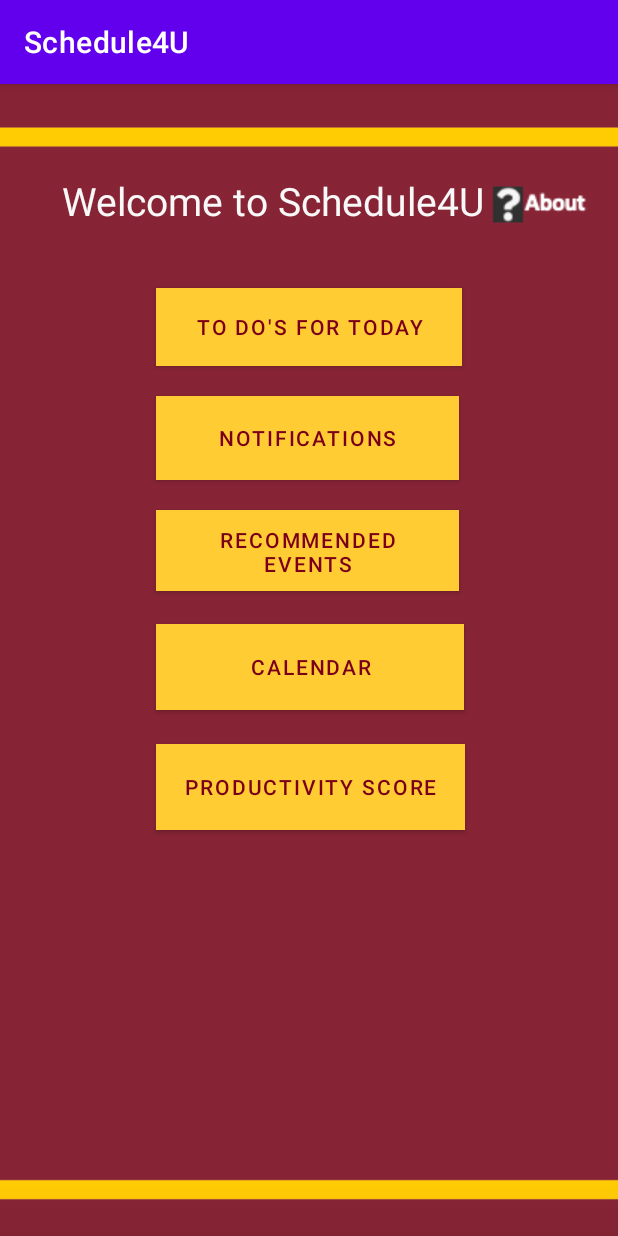
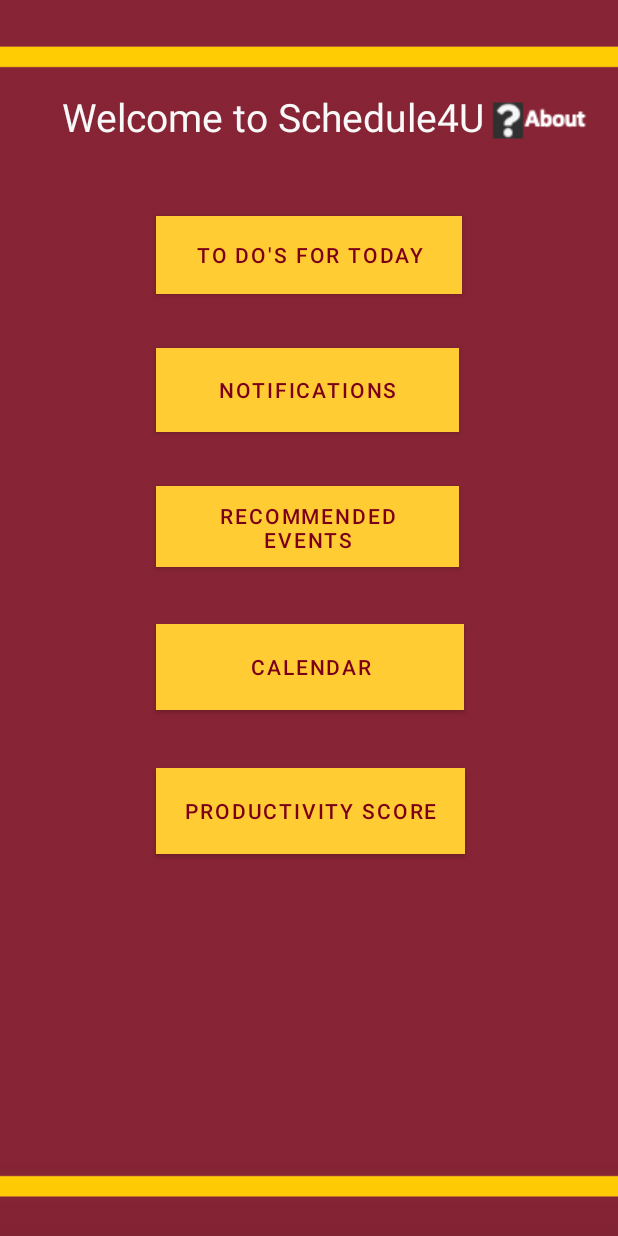
Before and after one commit to eliset2973/Schedule4U, an Android app: the screen it shows after launch (MainActivity), on a phone screen of 412 x 824 dp. Run offline under Robolectric (Android 15) with nearby library versions, the phone set to English and light mode, and no system bars.

Commit message:
fixed front page

```diff
--- a/Schedule4U/app/src/main/res/layout/activity_main.xml
+++ b/Schedule4U/app/src/main/res/layout/activity_main.xml
@@ -2,24 +2,11 @@
 <androidx.constraintlayout.widget.ConstraintLayout xmlns:android="http://schemas.android.com/apk/res/android"
     xmlns:app="http://schemas.android.com/apk/res-auto"
     xmlns:tools="http://schemas.android.com/tools"
+    android:id="@+id/coordinatorLayout2"
     android:layout_width="match_parent"
     android:layout_height="match_parent"
-    tools:context=".MainActivity"
-    android:background="@drawable/umn_color"><![CDATA[>
-
-
-
-
-
-
-
-
-
-
-
-
-
-    ]]>
+    android:background="@drawable/umn_color"
+    tools:context=".Notifications">
 
     <TextView
         android:id="@+id/textView"
@@ -36,14 +23,42 @@
         app:layout_constraintTop_toTopOf="parent" />
 
     <Button
-        android:id="@+id/button5"
-        android:layout_width="206dp"
-        android:layout_height="57dp"
+        android:id="@+id/button2"
+        android:layout_width="204dp"
+        android:layout_height="52dp"
         android:layout_marginStart="104dp"
         android:layout_marginLeft="104dp"
-        android:layout_marginTop="440dp"
-        android:background="#ffcc33"
-        android:text="Productivity Score"
+        android:layout_marginTop="144dp"
+        android:background="#FFCC33"
+        android:text="To Do's for Today"
+        android:textColor="#7A0019"
+        app:backgroundTint="#FFCC33"
+        app:layout_constraintStart_toStartOf="parent"
+        app:layout_constraintTop_toTopOf="parent" />
+
+    <Button
+        android:id="@+id/button"
+        android:layout_width="202dp"
+        android:layout_height="56dp"
+        android:layout_marginStart="104dp"
+        android:layout_marginLeft="104dp"
+        android:layout_marginTop="232dp"
+        android:background="#FFCC33"
+        android:text="Notifications"
+        android:textColor="#7A0019"
+        app:backgroundTint="#FFCC33"
+        app:layout_constraintStart_toStartOf="parent"
+        app:layout_constraintTop_toTopOf="parent" />
+
+    <Button
+        android:id="@+id/button3"
+        android:layout_width="202dp"
+        android:layout_height="54dp"
+        android:layout_marginStart="104dp"
+        android:layout_marginLeft="104dp"
+        android:layout_marginTop="324dp"
+        android:background="#FFCC33"
+        android:text="Recommended Events"
         android:textColor="#7A0019"
         app:backgroundTint="#FFCC33"
         app:layout_constraintStart_toStartOf="parent"
@@ -55,7 +70,7 @@
         android:layout_height="57dp"
         android:layout_marginStart="104dp"
         android:layout_marginLeft="104dp"
-        android:layout_marginTop="360dp"
+        android:layout_marginTop="416dp"
         android:background="#FFCC33"
         android:text="Calendar"
         android:textColor="#7A0019"
@@ -64,42 +79,14 @@
         app:layout_constraintTop_toTopOf="parent" />
 
     <Button
-        android:id="@+id/button3"
-        android:layout_width="202dp"
-        android:layout_height="54dp"
+        android:id="@+id/button5"
+        android:layout_width="206dp"
+        android:layout_height="57dp"
         android:layout_marginStart="104dp"
         android:layout_marginLeft="104dp"
-        android:layout_marginTop="284dp"
-        android:background="#FFCC33"
-        android:text="Recommended Events"
-        android:textColor="#7A0019"
-        app:backgroundTint="#FFCC33"
-        app:layout_constraintStart_toStartOf="parent"
-        app:layout_constraintTop_toTopOf="parent" />
-
-    <Button
-        android:id="@+id/button"
-        android:layout_width="202dp"
-        android:layout_height="56dp"
-        android:layout_marginStart="104dp"
-        android:layout_marginLeft="104dp"
-        android:layout_marginTop="208dp"
-        android:background="#FFCC33"
-        android:text="Notifications"
-        android:textColor="#7A0019"
-        app:backgroundTint="#FFCC33"
-        app:layout_constraintStart_toStartOf="parent"
-        app:layout_constraintTop_toTopOf="parent" />
-
-    <Button
-        android:id="@+id/button2"
-        android:layout_width="204dp"
-        android:layout_height="52dp"
-        android:layout_marginStart="104dp"
-        android:layout_marginLeft="104dp"
-        android:layout_marginTop="136dp"
-        android:background="#FFCC33"
-        android:text="To Do's for Today"
+        android:layout_marginTop="512dp"
+        android:background="#ffcc33"
+        android:text="Productivity Score"
         android:textColor="#7A0019"
         app:backgroundTint="#FFCC33"
         app:layout_constraintStart_toStartOf="parent"
--- a/Schedule4U/app/src/main/res/layout/activity_notifications.xml
+++ b/Schedule4U/app/src/main/res/layout/activity_notifications.xml
@@ -6,9 +6,7 @@
     android:layout_width="match_parent"
     android:layout_height="match_parent"
     android:background="@drawable/umn_color"
-    tools:context=".Notifications"><![CDATA[>
-
-    ]]>
+    tools:context=".Notifications">
 
     <ImageButton
         android:id="@+id/homebutton4"
--- a/Schedule4U/app/src/main/res/values/themes.xml
+++ b/Schedule4U/app/src/main/res/values/themes.xml
@@ -1,6 +1,6 @@
 <resources xmlns:tools="http://schemas.android.com/tools">
     <!-- Base application theme. -->
-    <style name="Theme.Schedule4U" parent="Theme.MaterialComponents.DayNight.DarkActionBar">
+    <style name="Theme.Schedule4U" parent="Theme.MaterialComponents.DayNight.NoActionBar">
         <!-- Primary brand color. -->
         <item name="colorPrimary">@color/purple_500</item>
         <item name="colorPrimaryVariant">@color/purple_700</item>
```
